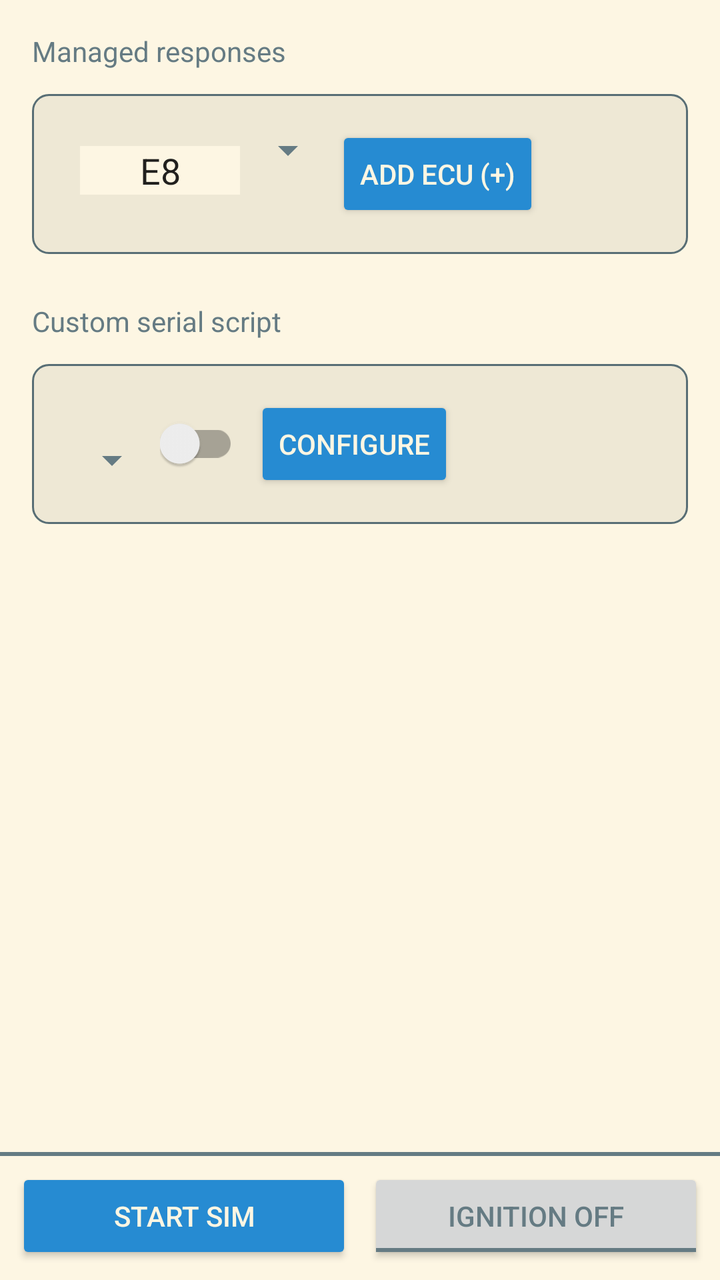
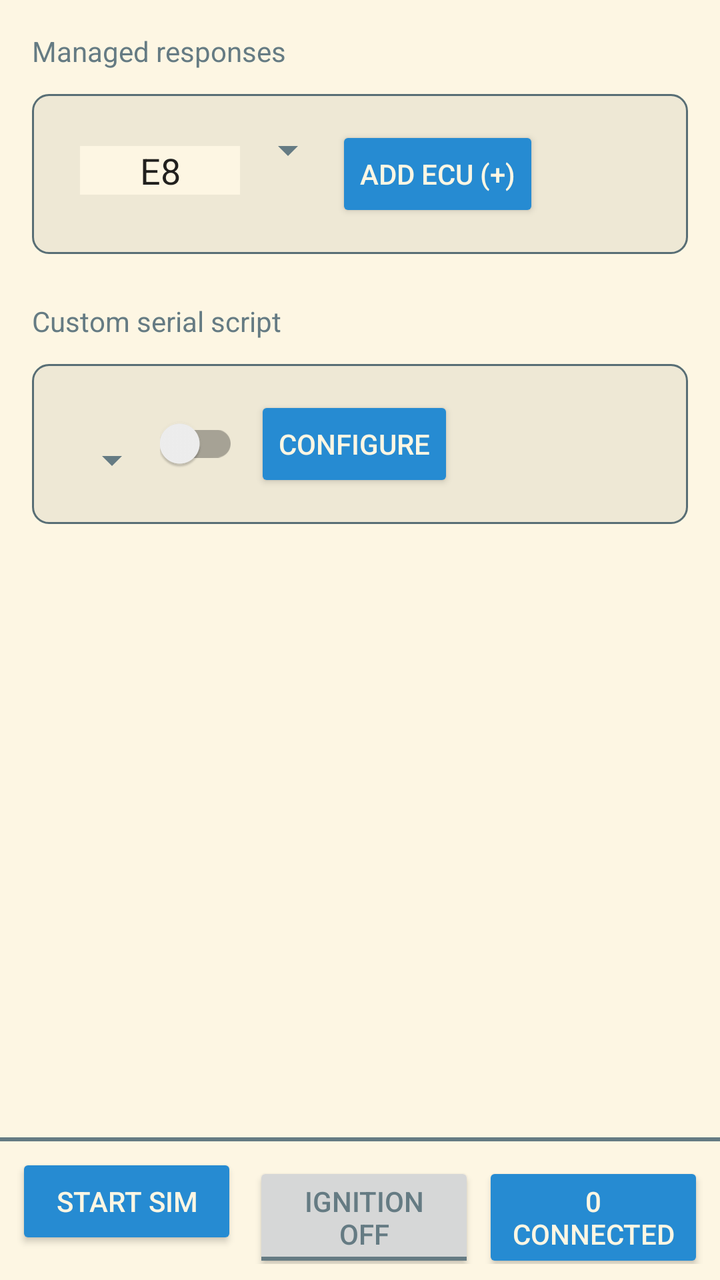

Screens rendered from an Android XML layout before and after an edit, with the pre-edit source and the edit as a unified diff.
<!-- AndroidManifest.xml: application theme Theme.Solarized -->
<!-- res/layout/sim.xml -->
<androidx.constraintlayout.widget.ConstraintLayout
    xmlns:android="http://schemas.android.com/apk/res/android"
    xmlns:app="http://schemas.android.com/apk/res-auto"
    android:layout_width="match_parent"
    android:layout_height="match_parent">

    
    <ScrollView
        android:id="@+id/sim_render_area"
        android:layout_width="0dp"
        android:layout_height="0dp"
        app:layout_constraintTop_toTopOf="parent"
        app:layout_constraintBottom_toTopOf="@id/bottom_bar"
        app:layout_constraintStart_toStartOf="parent"
        app:layout_constraintEnd_toEndOf="parent">

        <LinearLayout
            android:orientation="vertical"
            android:padding="8dp"
            android:layout_width="match_parent"
            android:layout_height="wrap_content" >

            <LinearLayout
                android:orientation="vertical"
                android:layout_width="match_parent"
                android:layout_height="wrap_content" >

                <TextView
                    android:layout_width="match_parent"
                    android:layout_height="wrap_content"
                    android:layout_marginStart="8dp"
                    android:layout_marginTop="8dp"
                    android:layout_marginEnd="8dp"
                    android:layout_marginBottom="4dp"
                    android:text="@string/sim_managed_responses"
                    android:textAppearance="?attr/textAppearanceSubtitle1" />

                <androidx.cardview.widget.CardView
                    android:layout_margin="8dp"
                    android:layout_width="match_parent"
                    android:layout_height="wrap_content"
                    android:radius="8dp"
                    app:cardBackgroundColor="@android:color/transparent"
                    app:cardElevation="0dp"
                    app:cardUseCompatPadding="false"
                    app:cardPreventCornerOverlap="false"
                    android:elevation="0dp">

                    <LinearLayout
                        android:layout_width="match_parent"
                        android:layout_height="wrap_content"
                        android:orientation="horizontal"
                        android:background="@drawable/border"
                        android:padding="16dp">

                        <EditText
                            android:id="@+id/ecu_id_input"
                            android:layout_width="80dp"
                            android:layout_height="wrap_content"
                            android:hint="E8"
                            android:maxLength="2"
                            android:inputType="textCapCharacters|textNoSuggestions"
                            android:ems="2"
                            android:gravity="center"
                            android:layout_marginStart="8dp"
                            android:background="?attr/android:colorPrimaryDark"
                            android:text="E8" />

                        <Spinner
                            android:id="@+id/ecu_type_spinner"
                            android:layout_width="wrap_content"
                            android:layout_height="wrap_content" />

                        <Button
                            android:id="@+id/add_ecu"
                            android:layout_width="wrap_content"
                            android:layout_height="wrap_content"
                            android:text="@string/sim_add_ecu" />

                    </LinearLayout>

                </androidx.cardview.widget.CardView>
                <LinearLayout
                    android:id="@+id/ecu_list"
                    android:orientation="vertical"
                    android:layout_width="match_parent"
                    android:layout_height="wrap_content" >
                </LinearLayout>
            </LinearLayout>

            <TextView
                android:layout_width="match_parent"
                android:layout_height="wrap_content"
                android:layout_marginStart="8dp"
                android:layout_marginTop="16dp"
                android:layout_marginEnd="8dp"
                android:layout_marginBottom="4dp"
                android:text="@string/sim_custom_serial_script"
                android:textAppearance="?attr/textAppearanceSubtitle1" />

            <androidx.cardview.widget.CardView
                android:id="@+id/custom_serial_script"
                android:layout_width="match_parent"
                android:layout_height="wrap_content"
                android:layout_margin="8dp"
                android:elevation="0dp"
                android:radius="8dp"
                app:cardBackgroundColor="@android:color/transparent"
                app:cardElevation="0dp"
                app:cardPreventCornerOverlap="false"
                app:cardUseCompatPadding="false">

                <LinearLayout
                    android:layout_width="match_parent"
                    android:layout_height="wrap_content"
                    android:orientation="horizontal"
                    android:background="@drawable/border"
                    android:padding="16dp"
                    android:gravity="center_vertical">
                    
                    <Spinner    
                        android:id="@+id/custom_serial_script_spinner"
                        android:layout_width="wrap_content"
                        android:layout_height="wrap_content"
                        android:layout_marginTop="8dp" />

                    <androidx.appcompat.widget.SwitchCompat
                        android:id="@+id/sim_custom_serial_script_enabled"
                        android:layout_width="wrap_content"
                        android:layout_height="wrap_content"
                        android:layout_marginEnd="8dp"
                        android:checked="false" />

                    <Button
                        android:id="@+id/sim_custom_serial_script_open"
                        android:layout_width="wrap_content"
                        android:layout_height="wrap_content"
                        android:text="@string/sim_custom_serial_script_open" />

                </LinearLayout>

            </androidx.cardview.widget.CardView>

        </LinearLayout>

    </ScrollView>

    
    <LinearLayout
        android:id="@+id/bottom_bar"
        android:layout_width="0dp"
        android:layout_height="wrap_content"
        android:orientation="vertical"
        android:padding="8dp"
        android:background="@drawable/background_with_border_top"
        app:layout_constraintBottom_toBottomOf="parent"
        app:layout_constraintStart_toStartOf="parent"
        app:layout_constraintEnd_toEndOf="parent">

        <LinearLayout
            android:layout_width="match_parent"
            android:layout_height="wrap_content"
            android:orientation="horizontal">

            <Button
                android:id="@+id/sim_state"
                android:layout_width="0dp"
                android:layout_height="wrap_content"
                android:layout_weight="1"
                android:layout_marginEnd="4dp"
                android:text="@string/sim_start_sim" />

            <ToggleButton
                android:id="@+id/ignition_state"
                android:layout_width="0dp"
                android:layout_height="wrap_content"
                android:layout_weight="1"
                android:layout_marginStart="4dp"
                android:textOff="@string/sim_ignition_off"
                android:textOn="@string/sim_ignition_on"
                android:text="@string/sim_ignition_on" />

        </LinearLayout>

    </LinearLayout>

</androidx.constraintlayout.widget.ConstraintLayout>
<!-- resources referenced by this layout -->
<resources>
  <!-- drawable background_with_border_top (drawable) -->
  <?xml version="1.0" encoding="utf-8"?>
  <layer-list xmlns:android="http://schemas.android.com/apk/res/android">
  
      
      <item>
          <shape android:shape="rectangle">
              <solid android:color="?attr/android:colorBackground"/>
          </shape>
      </item>
  
      
      <item android:gravity="top">
          <shape android:shape="rectangle">
              <size android:height="2dp"/>
              <solid android:color="?attr/android:textColor"/> 
          </shape>
      </item>
  
  </layer-list>
  <!-- drawable border (drawable) -->
  <shape xmlns:android="http://schemas.android.com/apk/res/android">
      
      <solid android:color="?attr/colorPrimary"/>
  
      
      <stroke
          android:width="1dp"
          android:color="?attr/android:textColorSecondary"/>
  
      
      <corners android:radius="8dp"/>
  
      
      <padding
          android:left="8dp"
          android:top="8dp"
          android:right="8dp"
          android:bottom="8dp"/>
  </shape>
  <string name="sim_add_ecu">Add ECU (+)</string>
  <string name="sim_custom_serial_script">Custom serial script</string>
  <string name="sim_custom_serial_script_open">Configure</string>
  <string name="sim_ignition_off">Ignition OFF</string>
  <string name="sim_ignition_on">Ignition ON</string>
  <string name="sim_managed_responses">Managed responses</string>
  <string name="sim_start_sim">Start Sim</string>
  <color name="sol_base2">#eee8d5</color>
  <color name="sol_base3">#fdf6e3</color>
  <color name="sol_blue">#268bd2</color>
  <color name="sol_green">#859900</color>
  <color name="sol_yellow">#b58900</color>
  <color name="sol_red">#dc322f</color>
  <color name="sol_base00">#657b83</color>
  <color name="sol_base01">#586e75</color>
  <style name="Solarized.TextView.Light" parent="TextAppearance.AppCompat">
          <item name="android:textColor">@color/sol_base00</item>
      </style>
  <style name="Solarized.EditText.Light" parent="Widget.AppCompat.EditText">
          <item name="backgroundTint">@color/sol_base1</item>
          <item name="android:textColor">@color/sol_base00</item>
          <item name="android:textColorHint">@color/sol_base01</item>
          <item name="android:backgroundTint">@color/sol_base1</item>
      </style>
  <style name="Solarized.Button.Light" parent="Widget.AppCompat.Button">
          <item name="android:textColor">@color/sol_base3</item>
          <item name="android:backgroundTint">@color/sol_blue</item>
      </style>
  <style name="Solarized.CheckBox.Light" parent="Widget.AppCompat.CompoundButton.CheckBox">
          <item name="android:textColor">@color/sol_base00</item>
          <item name="buttonTint">@color/sol_cyan</item>
      </style>
  <style name="Solarized.TextView.AlertDialog.Light" parent="Theme.AppCompat.Dialog.Alert">
          <item name="android:background">@color/sol_base2</item>
          <item name="android:textColor">@color/sol_base00</item>
          <item name="android:textColorPrimary">@color/sol_base00</item>
          <item name="android:textColorSecondary">@color/sol_base01</item>
          <item name="colorAccent">@color/sol_blue</item>
      </style>
  <color name="sol_base1">#93a1a1</color>
  <color name="sol_cyan">#2aa198</color>
  <!-- unchanged entries left out for length: 2 -->
</resources>

<!-- the commit's change to res/layout/sim.xml (unified diff, before → after) -->
@@ -180,6 +180,14 @@
                 android:textOn="@string/sim_ignition_on"
                 android:text="@string/sim_ignition_on" />
 
+            <Button
+                android:id="@+id/sim_connected_clients"
+                android:layout_width="0dp"
+                android:layout_height="wrap_content"
+                android:layout_weight="1"
+                android:layout_marginStart="4dp"
+                android:text="@string/sim_connected_clients" />
+
         </LinearLayout>
 
     </LinearLayout>
<!-- resource entries referenced after the edit -->
@@ -41,6 +41,7 @@
           android:bottom="8dp"/>
   </shape>
   <string name="sim_add_ecu">Add ECU (+)</string>
+  <string name="sim_connected_clients">0 connected</string>
   <string name="sim_custom_serial_script">Custom serial script</string>
   <string name="sim_custom_serial_script_open">Configure</string>
   <string name="sim_ignition_off">Ignition OFF</string>
